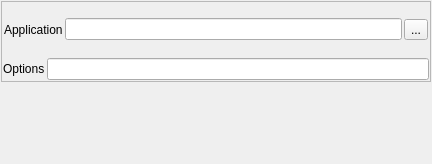
Above: vTrazer/runconf.ui from joescott/vTracer before the change. Below: the same form after it.
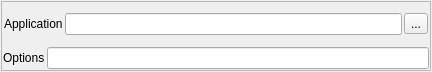
That is the form after the change. Icons and pictures are not drawn.

Diff of the .ui file:
```diff
--- a/vTrazer/runconf.ui
+++ b/vTrazer/runconf.ui
@@ -7,9 +7,15 @@
     <x>0</x>
     <y>0</y>
     <width>432</width>
-    <height>164</height>
+    <height>72</height>
    </rect>
   </property>
+  <property name="maximumSize">
+   <size>
+    <width>16777215</width>
+    <height>100</height>
+   </size>
+  </property>
   <property name="windowTitle">
    <string>Configuration</string>
   </property>
@@ -38,7 +44,7 @@
         <x>0</x>
         <y>0</y>
         <width>428</width>
-        <height>107</height>
+        <height>68</height>
        </rect>
       </property>
       <layout class="QVBoxLayout" name="verticalLayout">
@@ -99,19 +105,6 @@
      </widget>
     </widget>
    </item>
-   <item>
-    <spacer name="verticalSpacer">
-     <property name="orientation">
-      <enum>Qt::Vertical</enum>
-     </property>
-     <property name="sizeHint" stdset="0">
-      <size>
-       <width>20</width>
-       <height>40</height>
-      </size>
-     </property>
-    </spacer>
-   </item>
   </layout>
  </widget>
  <resources>
```
Left out of the diff: 33 changed lines with no effect on the pictures.
